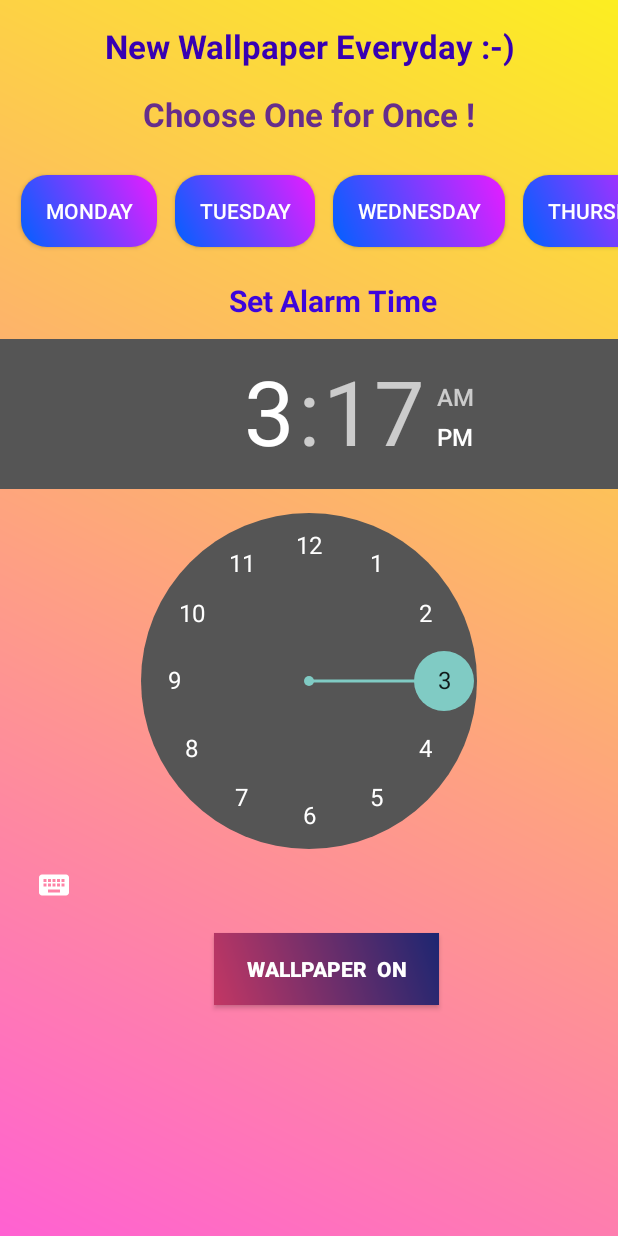
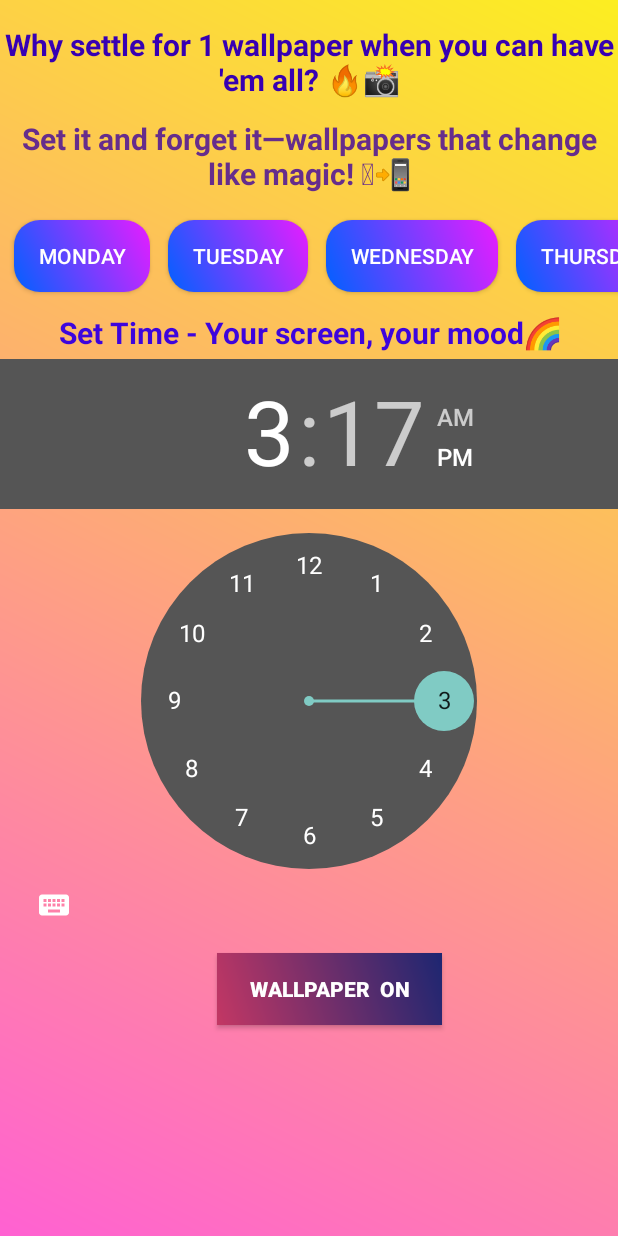
Before and after one commit to vg7574/Smart_HomeWallpaper, an Android app built with Jetpack Compose: the screen it shows after launch (MainActivity), on a phone screen of 412 x 824 dp. Run offline under Robolectric (Android 15) with nearby library versions, the phone set to English and light mode, and no system bars.

Commit message:
second commit

```diff
--- a/app/src/main/AndroidManifest.xml
+++ b/app/src/main/AndroidManifest.xml
@@ -22,6 +22,8 @@
         </receiver>
         <activity
             android:name=".MainActivity"
+            android:configChanges="screenSize"
+            android:screenOrientation="sensor"
             android:exported="true"
             android:label="Wiggly-Woggly-Wallpaper"
             android:theme="@style/Theme.AppCompat">
--- a/app/src/main/java/com/example/wiggly_woggly_wallpaper/MainActivity.kt
+++ b/app/src/main/java/com/example/wiggly_woggly_wallpaper/MainActivity.kt
@@ -4,8 +4,6 @@ import android.app.AlarmManager
 import android.app.PendingIntent
 import android.content.Context
 import android.content.Intent
-import android.graphics.Bitmap
-import android.graphics.BitmapFactory
 import android.net.Uri
 import android.os.Bundle
 import android.widget.Button
@@ -15,22 +13,15 @@ import android.widget.ToggleButton
 import androidx.activity.result.contract.ActivityResultContracts
 import androidx.appcompat.app.AlertDialog
 import androidx.appcompat.app.AppCompatActivity
+import androidx.lifecycle.ViewModel
+import androidx.lifecycle.ViewModelProvider
 import java.util.*
 
 class MainActivity : AppCompatActivity() {
 
     private lateinit var timePicker: TimePicker
     private lateinit var toggleButton: ToggleButton
-    private lateinit var previewImage: ImageView
-
-    private var selectedDay: String = ""
-
-    // Register activity result launcher
-    private val pickImageLauncher = registerForActivityResult(ActivityResultContracts.OpenDocument()) { uri: Uri? ->
-        uri?.let {
-            showImagePreviewDialog(it)
-        }
-    }
+    private lateinit var viewModel: MainViewModel  // ViewModel to retain data
 
     override fun onCreate(savedInstanceState: Bundle?) {
         super.onCreate(savedInstanceState)
@@ -38,9 +29,12 @@ class MainActivity : AppCompatActivity() {
 
         supportActionBar?.hide()
 
+
         timePicker = findViewById(R.id.timePicker)
         toggleButton = findViewById(R.id.toggleButton)
-        // previewImage = findViewById(R.id.previewImage)
+
+        // Initialize ViewModel
+        viewModel = ViewModelProvider(this).get(MainViewModel::class.java)
 
         val days = mapOf(
             "MONDAY" to R.id.mondayButton,
@@ -54,7 +48,7 @@ class MainActivity : AppCompatActivity() {
 
         days.forEach { (day, buttonId) ->
             findViewById<Button>(buttonId).setOnClickListener {
-                selectedDay = day
+                viewModel.selectedDay = day
                 pickImage()
             }
         }
@@ -66,43 +60,45 @@ class MainActivity : AppCompatActivity() {
                 cancelAlarm()
             }
         }
+
+        // Restore Image Preview After Rotation
+        viewModel.selectedImageUri?.let { showImagePreviewDialog(it) }
+    }
+
+    private val imagePickerLauncher = registerForActivityResult(ActivityResultContracts.StartActivityForResult()) { result ->
+        if (result.resultCode == RESULT_OK) {
+            val uri: Uri? = result.data?.data
+            uri?.let {
+                viewModel.selectedImageUri = it  // Store image URI in ViewModel
+                showImagePreviewDialog(it)
+            }
+        }
     }
 
     private fun pickImage() {
-        pickImageLauncher.launch(arrayOf("image/*"))
+        val intent = Intent(Intent.ACTION_OPEN_DOCUMENT).apply {
+            type = "image/*"
+            addCategory(Intent.CATEGORY_OPENABLE)
+        }
+        imagePickerLauncher.launch(intent)
     }
 
     private fun showImagePreviewDialog(imageUri: Uri) {
         val dialogView = layoutInflater.inflate(R.layout.dialog_image_preview, null)
         val imageView = dialogView.findViewById<ImageView>(R.id.previewDialogImage)
 
-        val bitmap = getScaledBitmapForScreen(imageUri)
-        imageView.setImageBitmap(bitmap)
+        imageView.setImageURI(imageUri)
 
         AlertDialog.Builder(this)
             .setTitle("Preview Wallpaper")
             .setView(dialogView)
             .setPositiveButton("OK") { _, _ ->
-                // ✅ User confirms -> Save & Proceed
                 contentResolver.takePersistableUriPermission(imageUri, Intent.FLAG_GRANT_READ_URI_PERMISSION)
-                saveWallpaperUri(selectedDay, imageUri.toString())
+                saveWallpaperUri(viewModel.selectedDay, imageUri.toString())
             }
-            .setNegativeButton("Cancel", null) // ❌ User cancels -> Do nothing
+            .setNegativeButton("Cancel", null)
             .show()
     }
-
-    private fun getScaledBitmapForScreen(imageUri: Uri): Bitmap {
-        val displayMetrics = resources.displayMetrics
-        val screenWidth = displayMetrics.widthPixels
-        val screenHeight = displayMetrics.heightPixels
-
-        val inputStream = contentResolver.openInputStream(imageUri)
-        val originalBitmap = BitmapFactory.decodeStream(inputStream)
-        inputStream?.close()
-
-        return Bitmap.createScaledBitmap(originalBitmap, screenWidth, screenHeight, true)
-    }
-
 
     private fun saveWallpaperUri(day: String, uri: String) {
         val prefs = getSharedPreferences("WALLPAPER_PREFS", Context.MODE_PRIVATE)
@@ -112,7 +108,7 @@ class MainActivity : AppCompatActivity() {
     private fun setDailyWallpaperAlarm() {
         val alarmManager = getSystemService(Context.ALARM_SERVICE) as AlarmManager
         val intent = Intent(this, AlarmReceiver::class.java)
-        val pendingIntent = PendingIntent.getBroadcast(this, 0, intent, PendingIntent.FLAG_UPDATE_CURRENT or PendingIntent.FLAG_IMMUTABLE)
+        val pendingIntent = PendingIntent.getBroadcast(this, 0, intent, PendingIntent.FLAG_UPDATE_CURRENT)
 
         val calendar = Calendar.getInstance().apply {
             set(Calendar.HOUR_OF_DAY, timePicker.hour)
@@ -131,7 +127,13 @@ class MainActivity : AppCompatActivity() {
     private fun cancelAlarm() {
         val alarmManager = getSystemService(Context.ALARM_SERVICE) as AlarmManager
         val intent = Intent(this, AlarmReceiver::class.java)
-        val pendingIntent = PendingIntent.getBroadcast(this, 0, intent, PendingIntent.FLAG_UPDATE_CURRENT or PendingIntent.FLAG_IMMUTABLE)
+        val pendingIntent = PendingIntent.getBroadcast(this, 0, intent, PendingIntent.FLAG_UPDATE_CURRENT)
         alarmManager.cancel(pendingIntent)
     }
 }
+
+// ViewModel to retain data across screen rotations
+class MainViewModel : ViewModel() {
+    var selectedImageUri: Uri? = null
+    var selectedDay: String = ""
+}
--- /dev/null
+++ b/app/src/main/res/drawable/custom_scrollbar.xml
@@ -0,0 +1,6 @@
+<?xml version="1.0" encoding="utf-8"?>
+<shape xmlns:android="http://schemas.android.com/apk/res/android"
+    android:shape="rectangle">
+    <solid android:color="#964B00" /> <!-- Change this color -->
+    <corners android:radius="5dp" />
+</shape>
--- /dev/null
+++ b/app/src/main/res/layout-land/activity_main.xml
@@ -0,0 +1,196 @@
+<?xml version="1.0" encoding="utf-8"?>
+<ScrollView xmlns:android="http://schemas.android.com/apk/res/android"
+    android:layout_width="match_parent"
+    android:layout_height="match_parent"
+    android:scrollbarThumbVertical="@drawable/custom_scrollbar"
+    android:fadeScrollbars="false"
+    android:fillViewport="true">
+
+    <androidx.constraintlayout.widget.ConstraintLayout
+        xmlns:android="http://schemas.android.com/apk/res/android"
+        xmlns:app="http://schemas.android.com/apk/res-auto"
+        xmlns:tools="http://schemas.android.com/tools"
+        android:layout_width="match_parent"
+        android:layout_height="match_parent"
+        android:background="@drawable/background_gradient"
+        tools:context=".MainActivity">
+
+        <!-- Title -->
+
+
+        <!-- Horizontal ScrollView for Days -->
+
+
+        <!-- Set Alarm Time Label -->
+
+        <!-- Time Picker -->
+
+        <!-- Toggle Button -->
+
+        <!-- Select Wallpaper Text -->
+
+        <TextView
+            android:id="@+id/timeChoose"
+            android:layout_width="wrap_content"
+            android:layout_height="wrap_content"
+            android:layout_marginTop="16dp"
+            android:gravity="center"
+            android:text="Why settle for 1 wallpaper when you can have 'em all? 🔥📸"
+            android:textAlignment="center"
+
+            android:textColor="@color/purple_700"
+            android:textSize="20dp"
+            android:textStyle="bold"
+            app:layout_constraintEnd_toEndOf="parent"
+            app:layout_constraintStart_toStartOf="parent"
+            app:layout_constraintTop_toTopOf="parent" />
+
+        <TextView
+            android:id="@+id/addImageHeading"
+            android:layout_width="wrap_content"
+            android:layout_height="wrap_content"
+
+            android:layout_marginTop="16dp"
+            android:gravity="center"
+            android:text="Set it and forget it—wallpapers that change like magic! 🪄📲"
+            android:textAlignment="center"
+            android:textColor="#662D8C"
+            android:textSize="20dp"
+            android:textStyle="bold"
+            app:layout_constraintEnd_toEndOf="parent"
+            app:layout_constraintStart_toStartOf="parent"
+            app:layout_constraintTop_toBottomOf="@+id/timeChoose" />
+
+        <HorizontalScrollView
+            android:id="@+id/daysScrollView"
+            android:layout_width="match_parent"
+            android:layout_height="wrap_content"
+
+
+            android:layout_marginTop="12dp"
+            app:layout_constraintEnd_toEndOf="parent"
+            app:layout_constraintHorizontal_bias="0.0"
+            app:layout_constraintStart_toStartOf="parent"
+            app:layout_constraintTop_toBottomOf="@id/addImageHeading">
+
+            <LinearLayout
+                android:layout_width="wrap_content"
+                android:layout_height="wrap_content"
+                android:gravity="center"
+                android:orientation="horizontal"
+                android:padding="8dp">
+
+                <!-- Buttons for Days -->
+
+                <Button
+                    android:id="@+id/mondayButton"
+                    android:layout_width="wrap_content"
+                    android:layout_height="wrap_content"
+                    android:layout_margin="6dp"
+                    android:background="@drawable/selector_button"
+                    android:text="Monday"
+                    android:textColor="@android:color/white" />
+
+                <Button
+                    android:id="@+id/tuesdayButton"
+                    android:layout_width="wrap_content"
+                    android:layout_height="wrap_content"
+                    android:layout_margin="6dp"
+                    android:background="@drawable/selector_button"
+                    android:text="Tuesday"
+                    android:textColor="@android:color/white" />
+
+                <Button
+                    android:id="@+id/wednesdayButton"
+                    android:layout_width="wrap_content"
+                    android:layout_height="wrap_content"
+                    android:layout_margin="6dp"
+                    android:background="@drawable/selector_button"
+                    android:text="Wednesday"
+                    android:textColor="@android:color/white" />
+
+                <Button
+                    android:id="@+id/thursdayButton"
+                    android:layout_width="wrap_content"
+                    android:layout_height="wrap_content"
+                    android:layout_margin="6dp"
+                    android:background="@drawable/selector_button"
+                    android:text="Thursday"
+                    android:textColor="@android:color/white" />
+
+                <Button
+                    android:id="@+id/fridayButton"
+                    android:layout_width="wrap_content"
+                    android:layout_height="wrap_content"
+                    android:layout_margin="6dp"
+                    android:background="@drawable/selector_button"
+                    android:text="Friday"
+                    android:textColor="@android:color/white" />
+
+                <Button
+                    android:id="@+id/saturdayButton"
+                    android:layout_width="wrap_content"
+                    android:layout_height="wrap_content"
+                    android:layout_margin="6dp"
+                    android:background="@drawable/selector_button"
+                    android:text="Saturday"
+                    android:textColor="@android:color/white" />
+
+                <Button
+                    android:id="@+id/sundayButton"
+                    android:layout_width="wrap_content"
+                    android:layout_height="wrap_content"
+                    android:layout_margin="6dp"
+                    android:background="@drawable/selector_button"
+                    android:text="Sunday"
+                    android:textColor="@android:color/white" />
+
+            </LinearLayout>
+        </HorizontalScrollView>
+
+        <TextView
+            android:id="@+id/timePickerLabel"
+            android:layout_width="wrap_content"
+            android:layout_height="wrap_content"
+            android:layout_marginTop="8dp"
+            android:gravity="center"
+            android:text="Set Time - Your screen, your mood🌈"
+            android:textColor="#3d05dd"
+            android:textSize="20dp"
+            android:textStyle="bold"
+            app:layout_constraintEnd_toEndOf="parent"
+            app:layout_constraintHorizontal_bias="0.559"
+            app:layout_constraintStart_toStartOf="parent"
+            app:layout_constraintTop_toBottomOf="@id/daysScrollView" />
+
+        <TimePicker
+            android:id="@+id/timePicker"
+            android:layout_width="wrap_content"
+            android:layout_height="wrap_content"
+            android:layout_marginTop="12dp"
+            android:backgroundTint="@color/teal_700"
+            app:layout_constraintEnd_toEndOf="parent"
+            app:layout_constraintHorizontal_bias="0.0"
+            app:layout_constraintStart_toStartOf="parent"
+            app:layout_constraintTop_toBottomOf="@id/timePickerLabel" />
+
+        <ToggleButton
+            android:id="@+id/toggleButton"
+            android:layout_width="150dp"
+            android:layout_height="wrap_content"
+            android:layout_marginTop="8dp"
+            android:background="@drawable/button_background_gradient"
+            android:textOff="Wallpaper  ON"
+            android:textOn="Wallpaper  OFF"
+            android:textStyle="bold"
+
+            app:layout_constraintBottom_toBottomOf="parent"
+            app:layout_constraintEnd_toEndOf="parent"
+            app:layout_constraintHorizontal_bias="0.544"
+            app:layout_constraintStart_toStartOf="parent"
+            app:layout_constraintTop_toBottomOf="@id/timePicker"
+            app:layout_constraintVertical_bias="0.0" />
+
+    </androidx.constraintlayout.widget.ConstraintLayout>
+
+</ScrollView>
--- a/app/src/main/res/layout/activity_main.xml
+++ b/app/src/main/res/layout/activity_main.xml
@@ -28,11 +28,11 @@
         android:layout_height="wrap_content"
         android:layout_marginTop="16dp"
         android:gravity="center"
-        android:text="New Wallpaper Everyday :-)"
+        android:text="Why settle for 1 wallpaper when you can have 'em all? 🔥📸"
         android:textAlignment="center"
 
         android:textColor="@color/purple_700"
-        android:textSize="22dp"
+        android:textSize="20dp"
         android:textStyle="bold"
         app:layout_constraintEnd_toEndOf="parent"
         app:layout_constraintStart_toStartOf="parent"
@@ -43,14 +43,15 @@
         android:layout_width="wrap_content"
         android:layout_height="wrap_content"
 
-        android:layout_marginTop="16dp"
+        android:layout_marginTop="12dp"
         android:gravity="center"
-        android:text="Choose One for Once !"
+        android:text="Set it and forget it—wallpapers that change like magic! 🪄📲"
         android:textAlignment="center"
         android:textColor="#662D8C"
-        android:textSize="22sp"
+        android:textSize="20dp"
         android:textStyle="bold"
         app:layout_constraintEnd_toEndOf="parent"
+        app:layout_constraintHorizontal_bias="0.0"
         app:layout_constraintStart_toStartOf="parent"
         app:layout_constraintTop_toBottomOf="@+id/timeChoose" />
 
@@ -58,9 +59,7 @@
         android:id="@+id/daysScrollView"
         android:layout_width="match_parent"
         android:layout_height="wrap_content"
-
-
-        android:layout_marginTop="12dp"
+        android:layout_marginTop="8dp"
         app:layout_constraintEnd_toEndOf="parent"
         app:layout_constraintHorizontal_bias="0.0"
         app:layout_constraintStart_toStartOf="parent"
@@ -71,7 +70,7 @@
             android:layout_height="wrap_content"
             android:gravity="center"
             android:orientation="horizontal"
-            android:padding="8dp">
+            android:padding="3dp">
 
             <!-- Buttons for Days -->
 
@@ -145,14 +144,13 @@
         android:id="@+id/timePickerLabel"
         android:layout_width="wrap_content"
         android:layout_height="wrap_content"
-        android:layout_marginTop="8dp"
+        android:layout_marginTop="4dp"
         android:gravity="center"
-        android:text="Set Alarm Time"
+        android:text="Set Time - Your screen, your mood🌈"
         android:textColor="#3d05dd"
-        android:textSize="20sp"
+        android:textSize="20dp"
         android:textStyle="bold"
         app:layout_constraintEnd_toEndOf="parent"
-        app:layout_constraintHorizontal_bias="0.559"
         app:layout_constraintStart_toStartOf="parent"
         app:layout_constraintTop_toBottomOf="@id/daysScrollView" />
 
@@ -160,7 +158,7 @@
         android:id="@+id/timePicker"
         android:layout_width="wrap_content"
         android:layout_height="wrap_content"
-        android:layout_marginTop="12dp"
+        android:layout_marginTop="4dp"
         android:backgroundTint="@color/teal_700"
         app:layout_constraintEnd_toEndOf="parent"
         app:layout_constraintHorizontal_bias="0.0"
@@ -176,9 +174,10 @@
         android:textOff="Wallpaper  ON"
         android:textOn="Wallpaper  OFF"
         android:textStyle="bold"
+
         app:layout_constraintBottom_toBottomOf="parent"
         app:layout_constraintEnd_toEndOf="parent"
-        app:layout_constraintHorizontal_bias="0.544"
+        app:layout_constraintHorizontal_bias="0.551"
         app:layout_constraintStart_toStartOf="parent"
         app:layout_constraintTop_toBottomOf="@id/timePicker"
         app:layout_constraintVertical_bias="0.0" />
```
